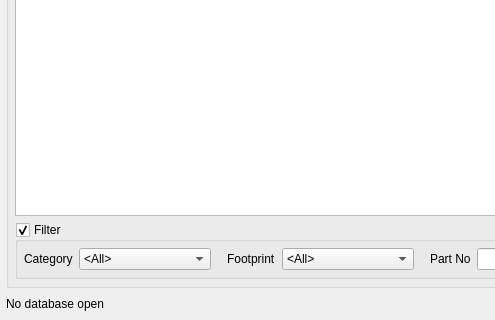
Before: the Qt Designer form main_window.ui in MikaelStrom/compdb, drawn with Qt 5; both pictures show x 0 to 495 and y 217 to 537 of the 1137 by 537 pixel window.
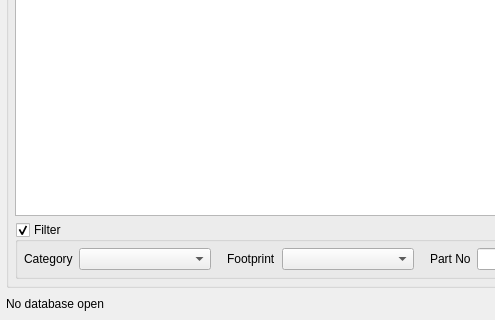
After: the same form once the commit is applied. Icons and pictures are not drawn.

What changed in the file:
```diff
--- a/main_window.ui
+++ b/main_window.ui
@@ -167,11 +167,6 @@
             <property name="focusPolicy">
              <enum>Qt::StrongFocus</enum>
             </property>
-            <item>
-             <property name="text">
-              <string>&lt;All&gt;</string>
-             </property>
-            </item>
            </widget>
           </item>
           <item>
@@ -214,11 +209,6 @@
             <property name="focusPolicy">
              <enum>Qt::StrongFocus</enum>
             </property>
-            <item>
-             <property name="text">
-              <string>&lt;All&gt;</string>
-             </property>
-            </item>
            </widget>
           </item>
           <item>
```
